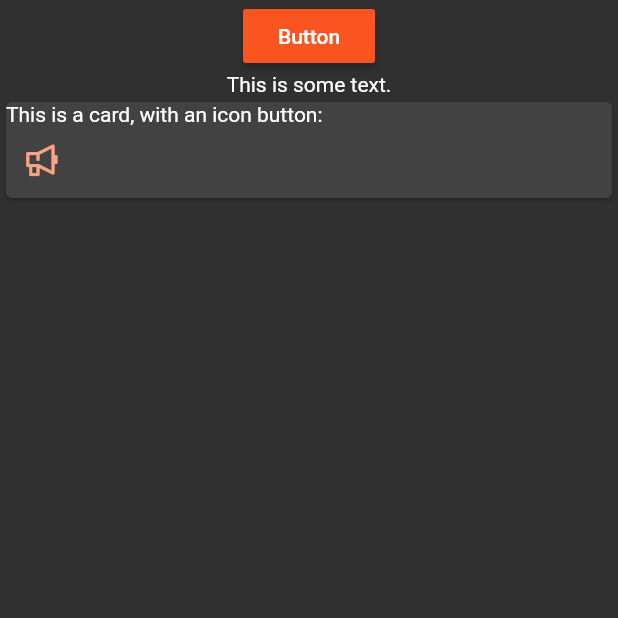
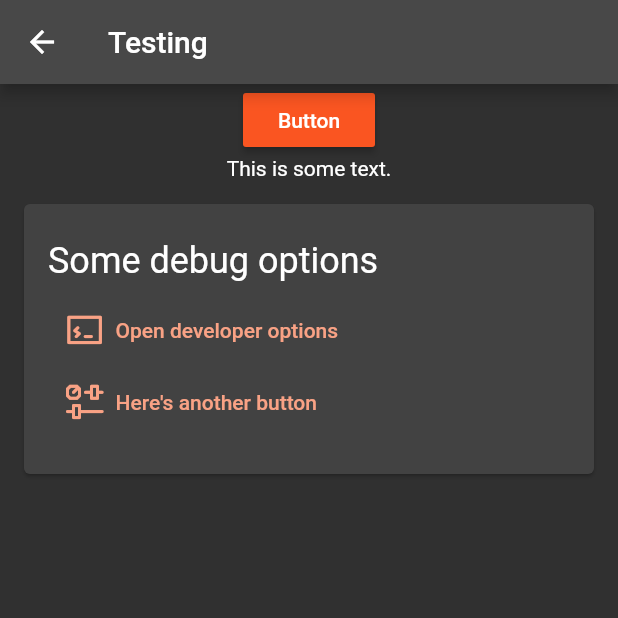
Before and after one commit to pebble-dev/mobile-app, a Flutter app: the TestTab screen opened directly, on a phone screen of 412 x 824 dp, the top half of it. Run offline on Flutter 3.47's test engine with Material 2 defaults, Android fonts, the phone set to English and light mode, and no system bars; our stand-ins replace shared_preferences, sqflite, webview_flutter; accounts and stored records are empty.

Commit message:
Overhaul test page with its own AppBar, ScrollView, and button to access developer options

```diff
--- a/lib/ui/home/tabs/TestTab.dart
+++ b/lib/ui/home/tabs/TestTab.dart
@@ -1,10 +1,18 @@
 import 'package:flutter/material.dart';
+import 'package:fossil/ui/common/icons/CompIcon.dart';
+import 'package:fossil/ui/common/icons/fonts/RebbleIconsFill.dart';
 import 'package:fossil/ui/common/icons/fonts/RebbleIconsStroke.dart';
+import 'package:fossil/ui/Router.dart';
 
 class TestTab extends StatelessWidget {
   @override
   Widget build(BuildContext context) {
-    return Column(
+    return Scaffold(
+      appBar: AppBar(
+        title: Text("Testing"),
+      ),
+      body: SingleChildScrollView(
+        child: Column(
           children: <Widget>[
             RaisedButton(
               onPressed: () {},
@@ -12,25 +20,34 @@ class TestTab extends StatelessWidget {
             ),
             Text("This is some text."),
             Card(
+              margin: EdgeInsets.all(16.0),
+              child: Padding(
+                padding: EdgeInsets.symmetric(horizontal: 16.0, vertical: 24.0),
                 child: Column(
                   crossAxisAlignment: CrossAxisAlignment.start,
                   children: <Widget>[
-              Row(
-                children: <Widget>[
-                  Text("This is a card, with an icon button:"),
+                    Row(),
+                    Text("Some debug options", style: Theme.of(context).textTheme.headline5,),
+                    SizedBox(height: 8.0),
+                    FlatButton.icon(
+                        label: Text("Open developer options"),
+                        icon: Icon(RebbleIconsStroke.developer_connection_console, size: 25.0),
+                        textColor: Theme.of(context).accentColor,
+                        onPressed: () => Navigator.pushNamed(context, '/devoptions')
+                    ),
+                    FlatButton.icon(
+                        label: Text("Here's another button"),
+                        icon: Icon(RebbleIconsStroke.settings, size: 25.0),
+                        textColor: Theme.of(context).accentColor,
+                        onPressed: () => {}
+                    ),
                   ],
                 ),
-              IconButton(
-                icon: Icon(
-                  RebbleIconsStroke.notifications_megaphone,
-                  size: 25.0,
               ),
-                onPressed: () {},
             )
           ],
         ),
-        )
-      ],
+      ),
     );
   }
 }
```
Lines whose indentation alone changed are shown as unchanged.
